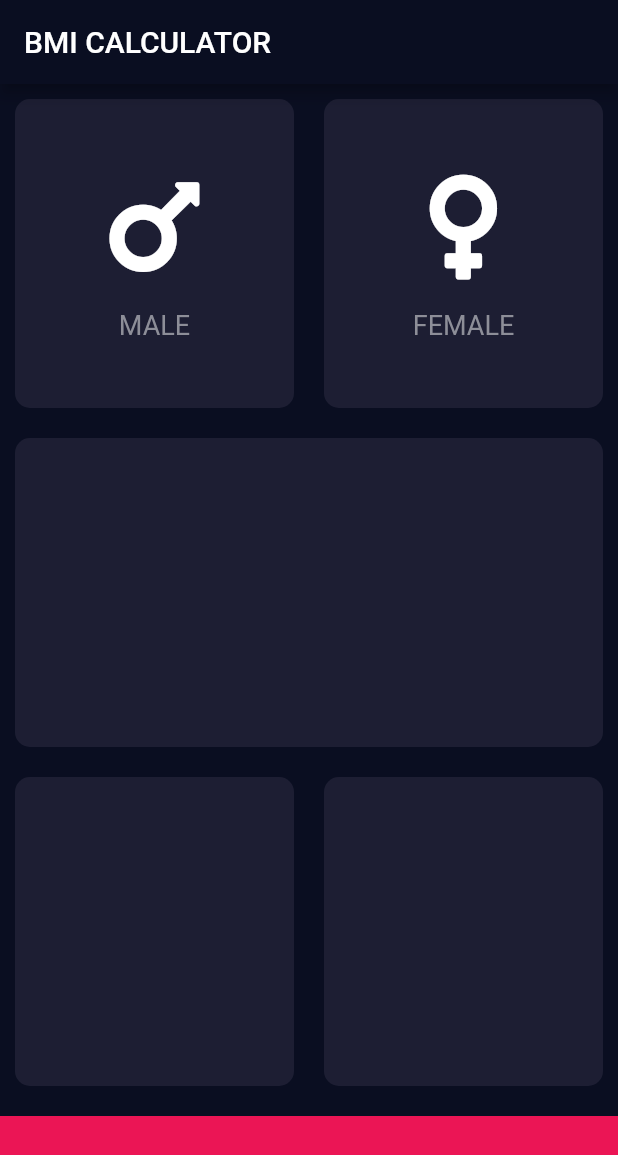
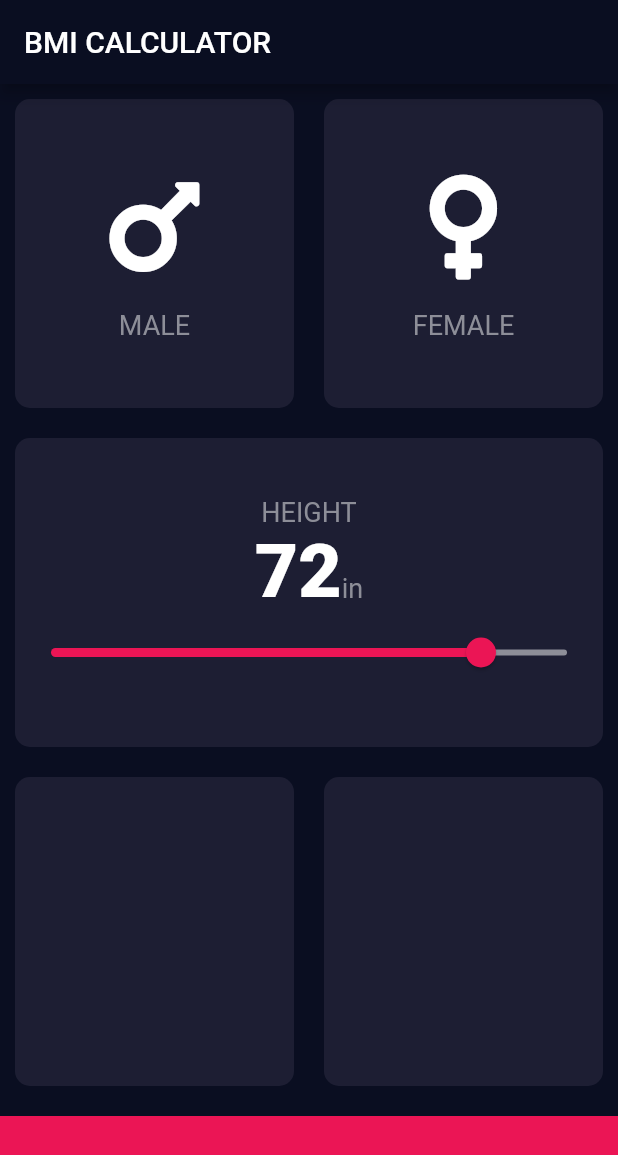
Before and after one commit to ahmed-mahraf/BMI-Calculator, a Flutter app: the screen it shows after launch, on a phone screen of 412 x 824 dp. Shown: the top 1155 px of the screen. Run offline on Flutter 3.47's test engine with Material 2 defaults, Android fonts, the phone set to English and light mode, and no system bars; our stand-ins replace font_awesome_flutter.

```diff
--- /dev/null
+++ b/lib/constants.dart
@@ -0,0 +1,16 @@
+import 'package:flutter/material.dart';
+
+const kInactiveCardColor = Color(0xFF1D1E33);
+const kActiveCardColor = Color(0xFF111328);
+const kBottomContainerHeight = 80.0;
+const kBottomContainerColor = Color(0xFFEB1555);
+
+const kLabelTextStyle = TextStyle(
+  fontSize: 18.0,
+  color: Color(0xFF8D8E98),
+);
+
+const kNumberTextStyle = TextStyle(
+  fontSize: 50.0,
+  fontWeight: FontWeight.w900,
+);
--- a/lib/icon_content.dart
+++ b/lib/icon_content.dart
@@ -1,9 +1,6 @@
 import 'package:flutter/material.dart';
 
-const textLabelStyle = TextStyle(
-  fontSize: 18.0,
-  color: Color(0xFF8D8E98),
-);
+import 'constants.dart';
 
 class IconContent extends StatelessWidget {
   final IconData icon;
@@ -25,7 +22,7 @@ class IconContent extends StatelessWidget {
         ),
         Text(
           label,
-          style: textLabelStyle,
+          style: kLabelTextStyle,
         ),
       ],
     );
--- a/lib/input_page.dart
+++ b/lib/input_page.dart
@@ -1,17 +1,12 @@
+import 'package:flutter/cupertino.dart';
 import 'package:flutter/material.dart';
 import 'package:font_awesome_flutter/font_awesome_flutter.dart';
 
+import 'constants.dart';
 import 'icon_content.dart';
 import 'reusable_card.dart';
 
-const inactiveCardColor = Color(0xFF1D1E33);
-const activeCardColor = Color(0xFF111328);
-const bottomContainerHeight = 80.0;
-const bottomContainerColor = Color(0xFFEB1555);
-enum Gender {
-  male,
-  female,
-}
+enum Gender { male, female }
 
 class InputPage extends StatefulWidget {
   @override
@@ -20,6 +15,7 @@ class InputPage extends StatefulWidget {
 
 class _InputPageState extends State<InputPage> {
   Gender? selectedGender;
+  int height = 72;
 
   @override
   Widget build(BuildContext context) {
@@ -28,6 +24,7 @@ class _InputPageState extends State<InputPage> {
         title: Text('BMI CALCULATOR'),
       ),
       body: Column(
+        crossAxisAlignment: CrossAxisAlignment.stretch,
         children: <Widget>[
           Expanded(
             child: Row(
@@ -40,8 +37,8 @@ class _InputPageState extends State<InputPage> {
                       });
                     },
                     colour: selectedGender == Gender.male
-                        ? activeCardColor
-                        : inactiveCardColor,
+                        ? kActiveCardColor
+                        : kInactiveCardColor,
                     cardChild: IconContent(
                       icon: FontAwesomeIcons.mars,
                       label: 'MALE',
@@ -56,8 +53,8 @@ class _InputPageState extends State<InputPage> {
                       });
                     },
                     colour: selectedGender == Gender.female
-                        ? activeCardColor
-                        : inactiveCardColor,
+                        ? kActiveCardColor
+                        : kInactiveCardColor,
                     cardChild: IconContent(
                       icon: FontAwesomeIcons.venus,
                       label: 'FEMALE',
@@ -70,8 +67,43 @@ class _InputPageState extends State<InputPage> {
           Expanded(
             child: ReusableCard(
               onPress: () {},
-              colour: inactiveCardColor,
-              cardChild: Row(),
+              colour: kInactiveCardColor,
+              cardChild: Column(
+                mainAxisAlignment: MainAxisAlignment.center,
+                children: <Widget>[
+                  Text(
+                    'HEIGHT',
+                    style: kLabelTextStyle,
+                  ),
+                  Row(
+                    mainAxisAlignment: MainAxisAlignment.center,
+                    crossAxisAlignment: CrossAxisAlignment.baseline,
+                    textBaseline: TextBaseline.alphabetic,
+                    children: <Widget>[
+                      Text(
+                        height.toString(),
+                        style: kNumberTextStyle,
+                      ),
+                      Text(
+                        'in',
+                        style: kLabelTextStyle,
+                      )
+                    ],
+                  ),
+                  Slider(
+                    value: height.toDouble(),
+                    min: 12.0,
+                    max: 84.0,
+                    activeColor: Color(0xFFEB1555),
+                    inactiveColor: Color(0xFF8D8E98),
+                    onChanged: (double newValue) {
+                      setState(() {
+                        height = newValue.round();
+                      });
+                    },
+                  ),
+                ],
+              ),
             ),
           ), // Middle Column
           Expanded(
@@ -80,14 +112,14 @@ class _InputPageState extends State<InputPage> {
                 Expanded(
                   child: ReusableCard(
                     onPress: () {},
-                    colour: inactiveCardColor,
+                    colour: kInactiveCardColor,
                     cardChild: Column(),
                   ),
                 ),
                 Expanded(
                   child: ReusableCard(
                     onPress: () {},
-                    colour: inactiveCardColor,
+                    colour: kInactiveCardColor,
                     cardChild: Column(),
                   ),
                 ),
@@ -95,10 +127,10 @@ class _InputPageState extends State<InputPage> {
             ),
           ), // End Column
           Container(
-            color: bottomContainerColor,
+            color: kBottomContainerColor,
             margin: EdgeInsets.only(top: 10.0),
             width: double.infinity,
-            height: bottomContainerHeight,
+            height: kBottomContainerHeight,
           ),
         ],
       ),
```
